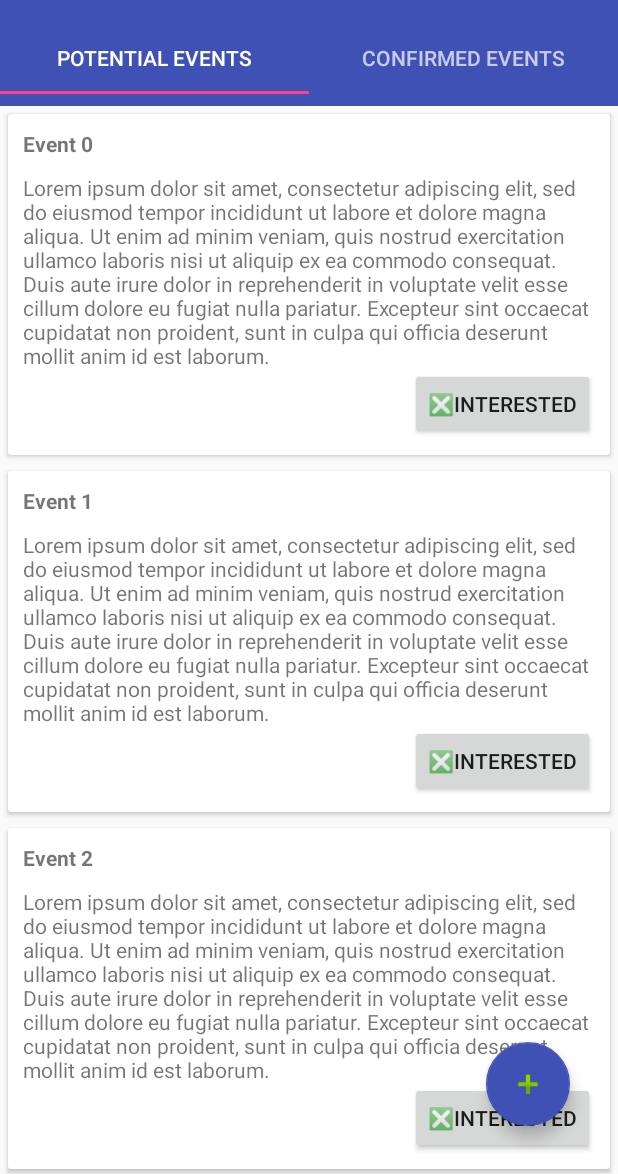
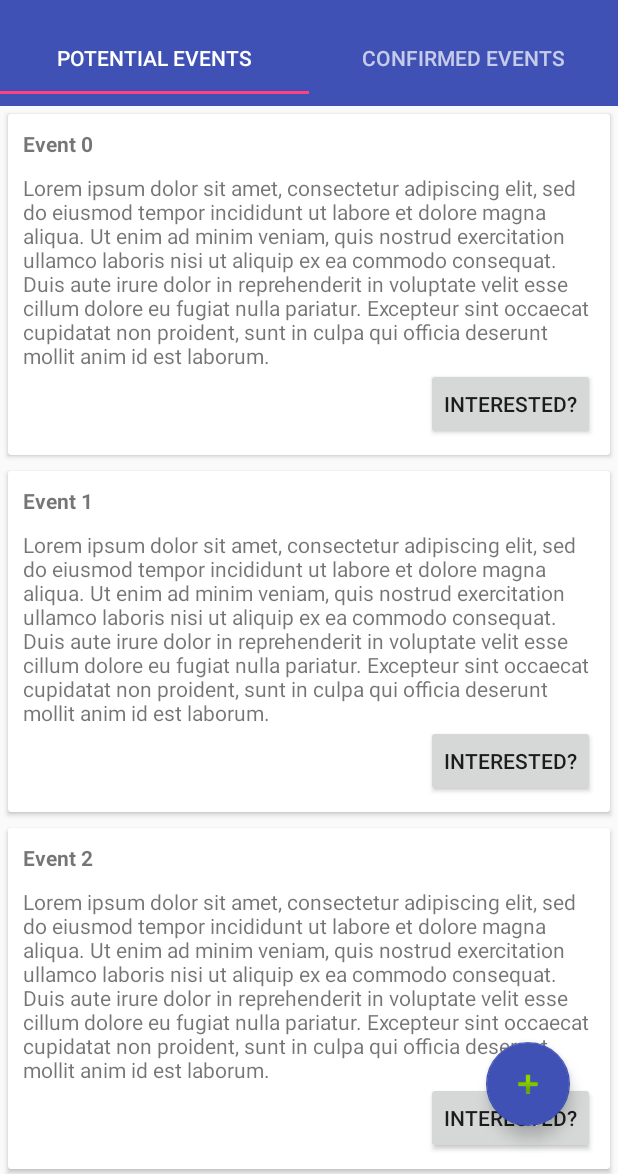
Before and after one commit to cs262dFA2018/EventConnect, an Android app: the screen it shows after launch (MainActivity), on a phone screen of 412 x 824 dp, the part 62-1236 px from its top. Run offline under Robolectric (Android 15) with nearby library versions, the phone set to English and light mode, and no system bars.

Commit message:
Changed button text

```diff
--- a/app/src/main/res/values/strings.xml
+++ b/app/src/main/res/values/strings.xml
@@ -6,7 +6,7 @@
     <string name="tab_label_potential">Potential Events</string>
     <string name="tab_label_confirmed">Confirmed Events</string>
     <string name="interested">✅Interested</string>
-    <string name="not_interested">❎Interested</string>
+    <string name="not_interested">Interested?</string>
     <string name="Event_Confirmed"> Event is now confirmed</string>
     <string name="Event_Unconfirmed">Event is no longer confirmed</string>
     <string name="Expand_Card">Expand Thy Card</string>
```
